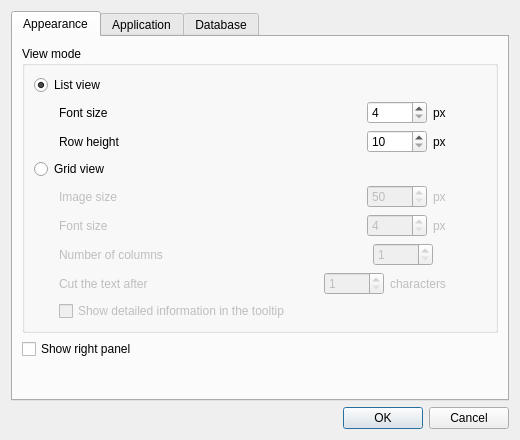
Before: the Qt Designer form src/settingswindow.ui in eugene-melnik/alexandra, drawn with Qt 5.
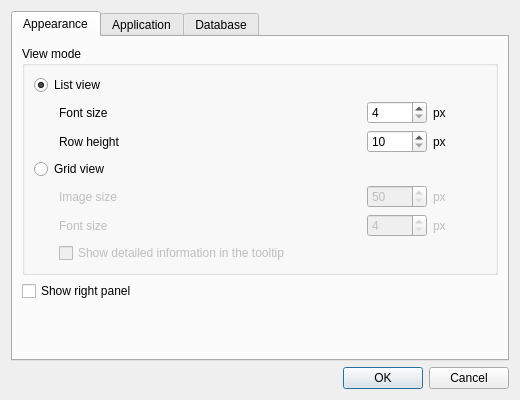
After: the same form once the commit is applied. Icons and pictures are not drawn.

Patch:
```diff
--- a/src/settingswindow.ui
+++ b/src/settingswindow.ui
@@ -10,13 +10,13 @@
     <x>0</x>
     <y>0</y>
     <width>520</width>
-    <height>440</height>
+    <height>400</height>
    </rect>
   </property>
   <property name="minimumSize">
    <size>
     <width>520</width>
-    <height>440</height>
+    <height>400</height>
    </size>
   </property>
   <property name="windowTitle">
@@ -278,74 +278,6 @@
                    </item>
                   </layout>
                  </item>
-                 <item>
-                  <layout class="QHBoxLayout" name="hl9_2" stretch="1,0,0">
-                   <item>
-                    <widget class="QLabel" name="labelNumberOfColumns">
-                     <property name="text">
-                      <string>Number of columns</string>
-                     </property>
-                    </widget>
-                   </item>
-                   <item>
-                    <widget class="QSpinBox" name="sbGridNumberOfColumns">
-                     <property name="minimumSize">
-                      <size>
-                       <width>60</width>
-                       <height>0</height>
-                      </size>
-                     </property>
-                     <property name="minimum">
-                      <number>1</number>
-                     </property>
-                     <property name="maximum">
-                      <number>100</number>
-                     </property>
-                    </widget>
-                   </item>
-                   <item>
-                    <widget class="QLabel" name="labelPx4_2">
-                     <property name="text">
-                      <string/>
-                     </property>
-                    </widget>
-                   </item>
-                  </layout>
-                 </item>
-                 <item>
-                  <layout class="QHBoxLayout" name="hl10" stretch="1,0,0">
-                   <item>
-                    <widget class="QLabel" name="labelCutTextAfter">
-                     <property name="text">
-                      <string>Cut the text after</string>
-                     </property>
-                    </widget>
-                   </item>
-                   <item>
-                    <widget class="QSpinBox" name="sbGridCutTextAfter">
-                     <property name="minimumSize">
-                      <size>
-                       <width>60</width>
-                       <height>0</height>
-                      </size>
-                     </property>
-                     <property name="minimum">
-                      <number>1</number>
-                     </property>
-                     <property name="maximum">
-                      <number>200</number>
-                     </property>
-                    </widget>
-                   </item>
-                   <item>
-                    <widget class="QLabel" name="labelChar">
-                     <property name="text">
-                      <string>characters</string>
-                     </property>
-                    </widget>
-                   </item>
-                  </layout>
-                 </item>
                  <item>
                   <widget class="QCheckBox" name="cShowTooltip">
                    <property name="text">
```
